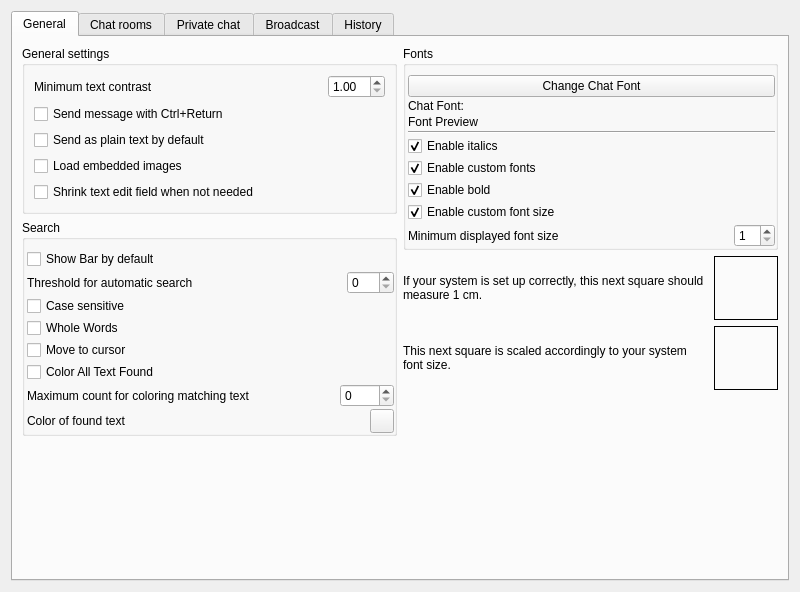
RetroShare/RetroShare, file retroshare-gui/src/gui/settings/ChatPage.ui: the form before one commit.
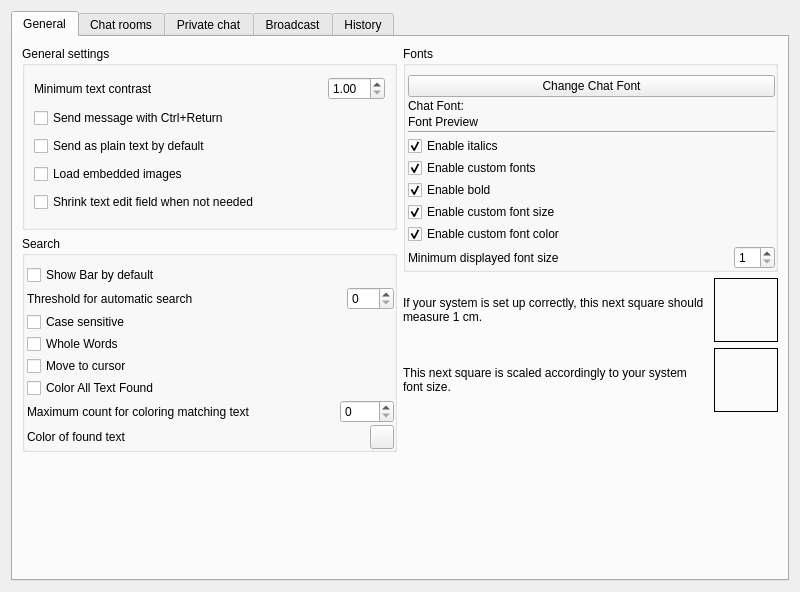
The form after the commit. Custom widgets are drawn as their Qt base class.

Commit message: add option to disable custom font color in chats

Patch:
```diff
--- a/retroshare-gui/src/gui/settings/ChatPage.ui
+++ b/retroshare-gui/src/gui/settings/ChatPage.ui
@@ -365,6 +365,16 @@
                 </property>
                </widget>
               </item>
+              <item>
+               <widget class="QCheckBox" name="checkBox_enableCustomFontColor">
+                <property name="text">
+                 <string>Enable custom font color</string>
+                </property>
+                <property name="checked">
+                 <bool>true</bool>
+                </property>
+               </widget>
+              </item>
               <item>
                <layout class="QHBoxLayout" name="minimumFontSizeHLayout">
                 <property name="topMargin">
```
The commit also changes 2 other files.
